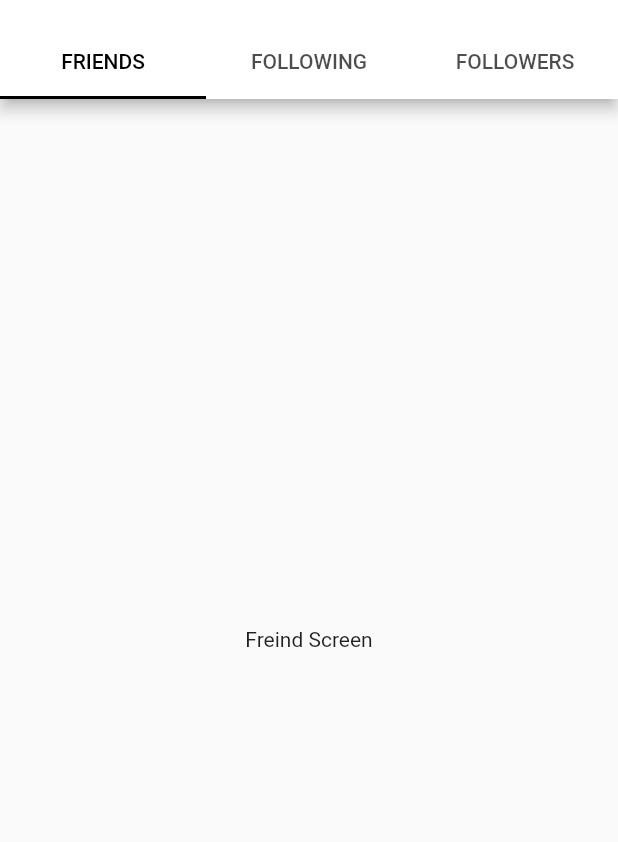
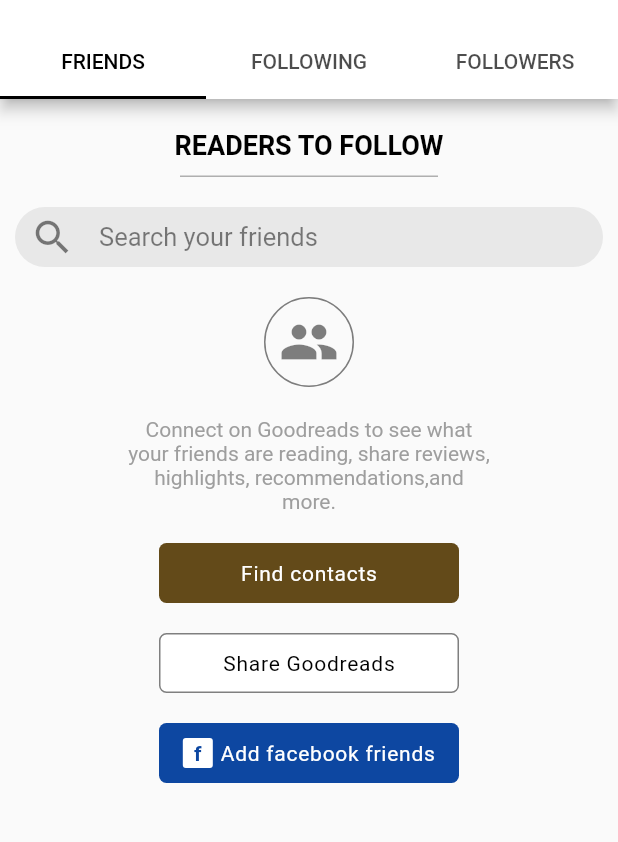
Before and after one commit to xaakib/ebook_library, a Flutter app: the FriendAndFollowerScreen screen opened directly, on a phone screen of 412 x 824 dp, the part 57-899 px from its top. Run offline on Flutter 3.47's test engine with Material 2 defaults, Android fonts, the phone set to English and light mode, and no system bars; our stand-ins replace flutter_rating_bar, get; network calls fail.

Commit message:
friends tab screen ui done

```diff
--- a/lib/components/friend_tab_screen.dart
+++ b/lib/components/friend_tab_screen.dart
@@ -1,3 +1,4 @@
+import 'package:ebook_library/style/style.dart';
 import 'package:flutter/material.dart';
 
 class FriendsTabScreen extends StatelessWidget {
@@ -12,7 +13,130 @@ class FriendsTabScreen extends StatelessWidget {
       body: Container(
         height: mediaQueryHeightScreen,
         width: mediaQueryWidthScreen,
-        child: Center(child: Text("Freind Screen")),
+        child: SingleChildScrollView(
+          physics: BouncingScrollPhysics(),
+          child: Column(
+            children: [
+              SizedBox(height: 20),
+              Text(
+                "READERS TO FOLLOW",
+                style: texstyleBoldBlack,
+              ),
+              SizedBox(height: 10),
+              Container(
+                margin: EdgeInsets.symmetric(horizontal: 120),
+                height: 1,
+                color: Colors.black.withOpacity(0.3),
+              ),
+              SizedBox(height: 20),
+              Container(
+                margin: EdgeInsets.symmetric(horizontal: 10),
+                padding: EdgeInsets.symmetric(horizontal: 10),
+                height: 40,
+                width: double.infinity,
+                decoration: BoxDecoration(
+                    color: Colors.grey.withOpacity(0.2),
+                    borderRadius: BorderRadius.circular(30)),
+                child: TextField(
+                    decoration: InputDecoration(
+                        icon: Icon(Icons.search_outlined,
+                            size: 30, color: Colors.black.withOpacity(0.5)),
+                        border: InputBorder.none,
+                        hintText: "Search your friends",
+                        hintStyle: TextStyle(
+                            color: Colors.black.withOpacity(0.5),
+                            fontSize: 17))),
+              ),
+              SizedBox(height: 20),
+              Container(
+                height: 60,
+                width: 60,
+                decoration: BoxDecoration(
+                    shape: BoxShape.circle,
+                    border: Border.all(color: Colors.black.withOpacity(0.5))),
+                child: Icon(Icons.people,
+                    size: 40, color: Colors.black.withOpacity(0.5)),
+              ),
+              SizedBox(height: 20),
+              Text(
+                  "Connect on Goodreads to see what\nyour friends are reading, share reviews,\nhighlights, recommendations,and\nmore.",
+                  style: textsyleGreyNormal,
+                  textAlign: TextAlign.center),
+              SizedBox(height: 20),
+              Container(
+                alignment: Alignment.center,
+                height: 40,
+                width: 200,
+                decoration: BoxDecoration(
+                  color: Color(0xff634a19),
+                  borderRadius: BorderRadius.circular(5),
+                ),
+                child: Text(
+                  "Find contacts",
+                  style: TextStyle(
+                      color: Colors.white,
+                      fontWeight: FontWeight.normal,
+                      letterSpacing: 0.5),
+                ),
+              ),
+              SizedBox(height: 20),
+              Container(
+                alignment: Alignment.center,
+                height: 40,
+                width: 200,
+                decoration: BoxDecoration(
+                  color: Colors.white,
+                  border: Border.all(color: Colors.black.withOpacity(0.5)),
+                  borderRadius: BorderRadius.circular(5),
+                ),
+                child: Text(
+                  "Share Goodreads",
+                  style: TextStyle(
+                      color: Colors.black,
+                      fontWeight: FontWeight.normal,
+                      letterSpacing: 0.5),
+                ),
+              ),
+              SizedBox(height: 20),
+              Container(
+                alignment: Alignment.center,
+                height: 40,
+                width: 200,
+                decoration: BoxDecoration(
+                  color: Colors.blue[900],
+                  borderRadius: BorderRadius.circular(5),
+                ),
+                child: Row(
+                  mainAxisAlignment: MainAxisAlignment.center,
+                  children: [
+                    Container(
+                      alignment: Alignment.center,
+                      height: 20,
+                      width: 20,
+                      decoration: BoxDecoration(
+                          color: Colors.white,
+                          borderRadius: BorderRadius.circular(2)),
+                      child: Text(
+                        "f",
+                        style: TextStyle(
+                            fontWeight: FontWeight.bold,
+                            color: Colors.blue[900]),
+                      ),
+                    ),
+                    SizedBox(width: 5),
+                    Text(
+                      "Add facebook friends",
+                      style: TextStyle(
+                          color: Colors.white,
+                          fontWeight: FontWeight.normal,
+                          letterSpacing: 0.5),
+                    ),
+                  ],
+                ),
+              ),
+            ],
+          ),
+        ),
       ),
     );
   }
--- a/lib/screens/friend_and_follower_screen.dart
+++ b/lib/screens/friend_and_follower_screen.dart
@@ -10,10 +10,6 @@ class FriendAndFollowerScreen extends StatelessWidget {
 
   @override
   Widget build(BuildContext context) {
-    double mediaQueryHeightScreen = MediaQuery.of(context).size.height;
-
-    double mediaQueryWidthScreen = MediaQuery.of(context).size.width;
-
     return DefaultTabController(
       length: 3,
       child: Scaffold(
```
